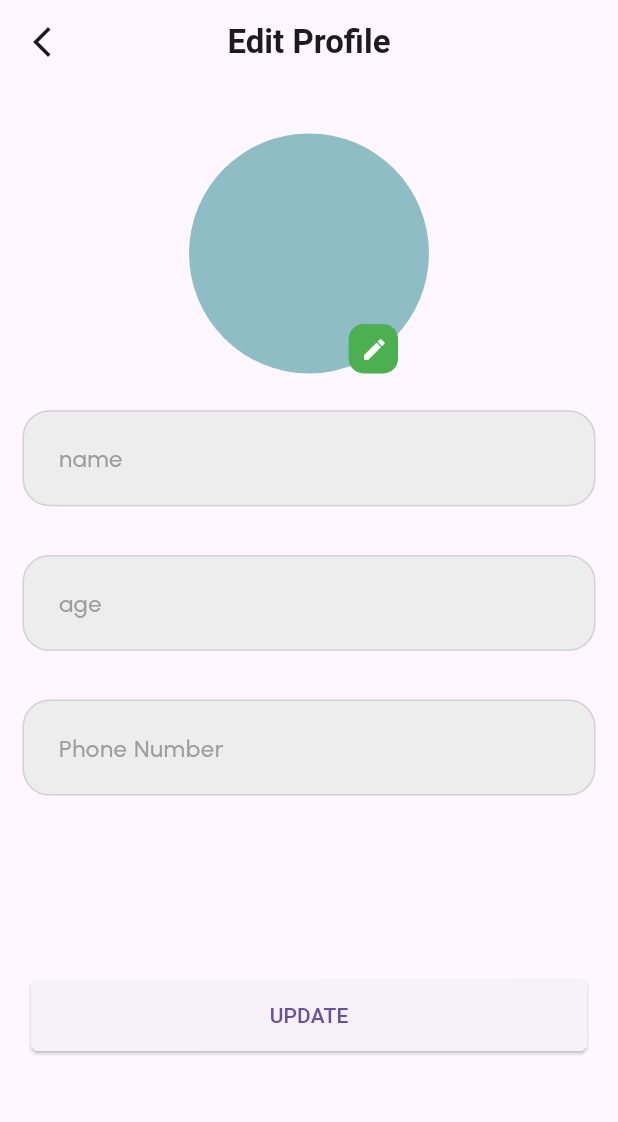
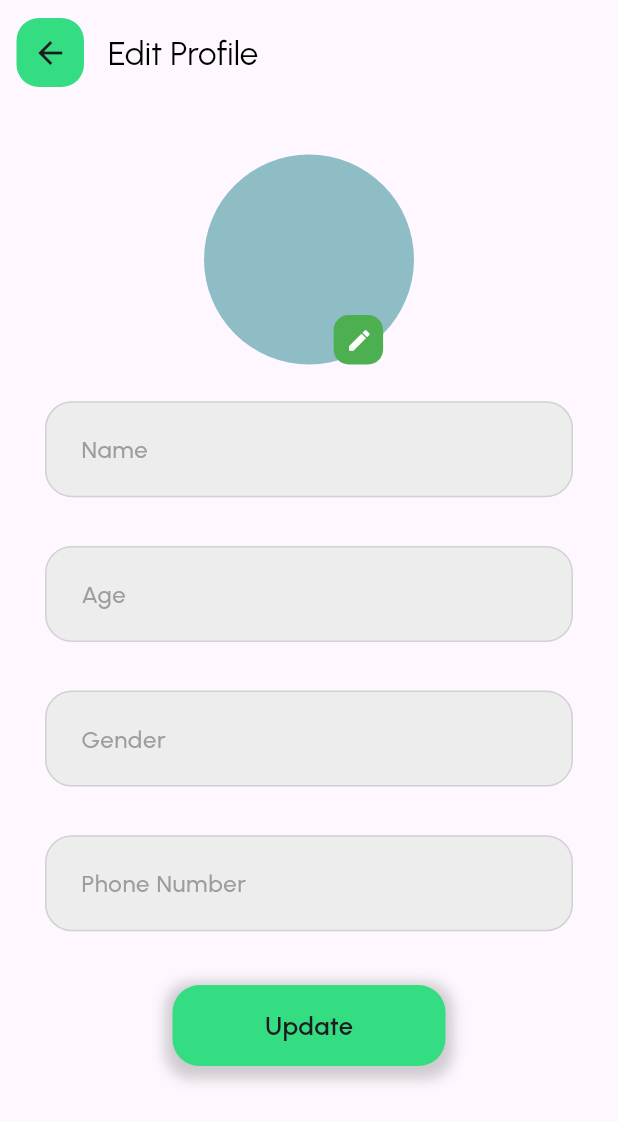
Before and after one commit to adnanpanakkad/Doc2heal_User_App, a Flutter app: the EditProfileScreen screen opened directly, on a phone screen of 412 x 824 dp. Shown: the top 1122 px of the screen. Run offline on Flutter 3.47's test engine with Material 3 defaults, Android fonts, the phone set to English and light mode, and no system bars; our stand-ins replace animated_text_kit, awesome_dialog, bloc, carousel_slider, cloud_firestore, connectivity and 9 more; missing offline and left inert: razorpay_flutter; accounts and stored records are empty.

Commit message:
(fix):imag url problem

```diff
--- a/lib/presentation/bloc/profile_bloc/profile_bloc.dart
+++ b/lib/presentation/bloc/profile_bloc/profile_bloc.dart
@@ -2,7 +2,7 @@ import 'dart:async';
 import 'dart:io';
 import 'package:bloc/bloc.dart';
 import 'package:cloud_firestore/cloud_firestore.dart';
-import 'package:doc2heal/services/firebase/firestore.dart';
+import 'package:doc2heal/services/firebase/firesbase_database.dart';
 import 'package:firebase_auth/firebase_auth.dart';
 
 part 'profile_event.dart';
--- a/lib/presentation/view/category_screen.dart
+++ b/lib/presentation/view/category_screen.dart
@@ -1,7 +1,7 @@
 import 'package:cloud_firestore/cloud_firestore.dart';
 import 'package:doc2heal/presentation/view/booking_screen.dart';
 import 'package:doc2heal/presentation/view/bottombar_screens.dart';
-import 'package:doc2heal/services/firebase/firestore.dart';
+import 'package:doc2heal/services/firebase/firesbase_database.dart';
 import 'package:doc2heal/widgets/common/appbar.dart';
 import 'package:flutter/material.dart';
 
--- a/lib/presentation/view/chat_screen.dart
+++ b/lib/presentation/view/chat_screen.dart
@@ -1,6 +1,6 @@
 import 'package:cloud_firestore/cloud_firestore.dart';
 import 'package:doc2heal/services/firebase/firebase_chat.dart';
-import 'package:doc2heal/services/firebase/firestore.dart';
+import 'package:doc2heal/services/firebase/firesbase_database.dart';
 import 'package:doc2heal/utils/app_colors.dart';
 import 'package:doc2heal/widgets/chat/chat_bubble.dart';
 import 'package:doc2heal/widgets/common/appbar.dart';
--- a/lib/presentation/view/doctorlist_screen.dart
+++ b/lib/presentation/view/doctorlist_screen.dart
@@ -1,6 +1,6 @@
 import 'package:cloud_firestore/cloud_firestore.dart';
 import 'package:doc2heal/presentation/view/booking_screen.dart';
-import 'package:doc2heal/services/firebase/firestore.dart';
+import 'package:doc2heal/services/firebase/firesbase_database.dart';
 import 'package:doc2heal/widgets/common/appbar.dart';
 import 'package:flutter/material.dart';
 
--- a/lib/presentation/view/editprofilr_screen.dart
+++ b/lib/presentation/view/editprofilr_screen.dart
@@ -1,3 +1,5 @@
+import 'package:doc2heal/widgets/common/appbar.dart';
+import 'package:doc2heal/widgets/common/button.dart';
 import 'package:doc2heal/widgets/common/textfield.dart';
 import 'package:flutter/material.dart';
 
@@ -6,31 +8,25 @@ class EditProfileScreen extends StatelessWidget {
 
   final TextEditingController userNameEditController = TextEditingController();
   final TextEditingController ageEditController = TextEditingController();
+  final TextEditingController genderEditController = TextEditingController();
   final TextEditingController phoneEditController = TextEditingController();
   ImageProvider? _imageProvider;
 
   @override
   Widget build(BuildContext context) {
     Size size = MediaQuery.of(context).size;
-    return Scaffold(
-      appBar: AppBar(
-        leading: IconButton(
-          onPressed: () {
+    return SafeArea(
+      child: Scaffold(
+        appBar: PreferredSize(
+            preferredSize: Size(double.maxFinite, 70),
+            child: DeatialAppbar(
+                text: 'Edit Profile',
+                onTap: () {
                   Navigator.pop(context);
-          },
-          icon: const Icon(Icons.arrow_back_ios_new),
-        ),
-        title: const Text(
-          'Edit Profile',
-          style: TextStyle(fontWeight: FontWeight.bold),
-        ),
-        centerTitle: true,
-        automaticallyImplyLeading: false,
-      ),
+                })),
         body: Padding(
-        padding: const EdgeInsets.symmetric(horizontal: 15),
+          padding: const EdgeInsets.symmetric(horizontal: 30),
           child: SingleChildScrollView(
-          scrollDirection: Axis.vertical,
             child: Column(
               crossAxisAlignment: CrossAxisAlignment.center,
               children: [
@@ -38,7 +34,7 @@ class EditProfileScreen extends StatelessWidget {
                 Stack(
                   children: [
                     CircleAvatar(
-                    radius: 80,
+                      radius: 70,
                       backgroundColor: const Color.fromARGB(255, 143, 189, 198),
                       backgroundImage: _imageProvider,
                     ),
@@ -73,13 +69,18 @@ class EditProfileScreen extends StatelessWidget {
                     child: Column(
                       children: [
                         CustomTextfield(
-                        controller: phoneEditController,
-                        hintText: 'name',
+                          controller: userNameEditController,
+                          hintText: 'Name',
                         ),
                         SizedBox(height: size.height * .02),
                         CustomTextfield(
-                        controller: phoneEditController,
-                        hintText: 'age',
+                          controller: ageEditController,
+                          hintText: 'Age',
+                        ),
+                        SizedBox(height: size.height * .02),
+                        CustomTextfield(
+                          controller: genderEditController,
+                          hintText: 'Gender',
                         ),
                         SizedBox(height: size.height * .02),
                         CustomTextfield(
@@ -91,23 +92,18 @@ class EditProfileScreen extends StatelessWidget {
                   ),
                 ),
                 SizedBox(height: size.height * .02),
-              ElevatedButton(
-                style: ButtonStyle(
-                  shape: MaterialStateProperty.all(
-                    BeveledRectangleBorder(
-                      borderRadius: BorderRadius.circular(3),
+                Padding(
+                  padding:
+                      const EdgeInsets.symmetric(horizontal: 80, vertical: 10),
+                  child: CustomButton(
+                    text: 'Update',
+                    onTap: () {
+                      // Handle update action
+                    },
                   ),
                 ),
-                  minimumSize: MaterialStateProperty.all(
-                    Size(size.width * .9, size.height * .058),
+              ],
             ),
-                ),
-                onPressed: () {
-                  // Action on button press
-                },
-                child: const Text('UPDATE'),
-              ),
-            ],
           ),
         ),
       ),
@@ -145,18 +141,4 @@ class EditProfileScreen extends StatelessWidget {
       },
     );
   }
-
-  // Custom text field widget
-  Widget CustomTextField({
-    required TextEditingController controller,
-    required String label,
-  }) {
-    return TextFormField(
-      controller: controller,
-      decoration: InputDecoration(
-        labelText: label,
-        border: OutlineInputBorder(),
-      ),
-    );
 }
-}
--- a/lib/presentation/view/messages.dart
+++ b/lib/presentation/view/messages.dart
@@ -2,7 +2,7 @@ import 'package:cloud_firestore/cloud_firestore.dart';
 import 'package:doc2heal/presentation/view/chat_screen.dart';
 import 'package:doc2heal/widgets/chat/appbar.dart';
 import 'package:flutter/material.dart';
-import 'package:doc2heal/services/firebase/firestore.dart';
+import 'package:doc2heal/services/firebase/firesbase_database.dart';
 
 class MessageScreen extends StatelessWidget {
   const MessageScreen({super.key});
--- a/lib/presentation/view/profile_screen.dart
+++ b/lib/presentation/view/profile_screen.dart
@@ -15,9 +15,9 @@ class ProfileScreen extends StatelessWidget {
 
   @override
   Widget build(BuildContext context) {
-    return Scaffold(
-      body: SafeArea(
-        child: Padding(
+    return SafeArea(
+      child: Scaffold(
+        body: Padding(
           padding: const EdgeInsets.only(top: 20, left: 15, right: 15),
           child: SingleChildScrollView(
             child: Column(
--- a/lib/services/firebase/firebase_authentication.dart
+++ b/lib/services/firebase/firebase_authentication.dart
@@ -1,7 +1,7 @@
 import 'dart:developer';
 import 'package:doc2heal/presentation/view/bottombar_screens.dart';
 import 'package:doc2heal/presentation/view/login_screen.dart';
-import 'package:doc2heal/services/firebase/firestore.dart';
+import 'package:doc2heal/services/firebase/firesbase_database.dart';
 import 'package:firebase_auth/firebase_auth.dart';
 import 'package:google_sign_in/google_sign_in.dart';
 
--- a/lib/services/firebase/firestore.dart
+++ b/lib/services/firebase/firesbase_database.dart
@@ -1,3 +1,4 @@
+import 'dart:developer';
 import 'dart:io';
 import 'package:cloud_firestore/cloud_firestore.dart';
 import 'package:doc2heal/model/user_model.dart';
@@ -55,6 +56,8 @@ class UserRepository {
     final UploadTask uploadTask = storageReference.putFile(imageFile);
     final TaskSnapshot snapshot = await uploadTask.whenComplete(() {});
     final String imageUrl = await snapshot.ref.getDownloadURL();
+    log(imageUrl);
+   // await _db.collection("user").doc(userId).update({'coverimag': imageUrl});
     return imageUrl;
   }
 }
--- a/lib/widgets/common/custom_popup.dart
+++ b/lib/widgets/common/custom_popup.dart
@@ -1,4 +1,5 @@
 import 'package:doc2heal/presentation/view/login_screen.dart';
+import 'package:doc2heal/utils/app_colors.dart';
 import 'package:firebase_auth/firebase_auth.dart';
 import 'package:flutter/material.dart';
 
@@ -20,11 +21,13 @@ class CustomPopup extends StatelessWidget {
           style: TextStyle(color: Colors.black)),
       actions: [
         ElevatedButton(
-          child: const Text('Cancel', style: TextStyle(color: Colors.blue)),
+          child: const Text('Cancel',
+              style: TextStyle(color: Appcolor.primaryColor)),
           onPressed: () {
             Navigator.of(context).pop(); // Dismiss the dialog
           },
         ),
+        SizedBox(width: 20),
         ElevatedButton(
           child: const Text('Logout', style: TextStyle(color: Colors.red)),
           onPressed: () {
--- a/lib/widgets/home/doctor_card.dart
+++ b/lib/widgets/home/doctor_card.dart
@@ -1,6 +1,6 @@
 import 'package:cloud_firestore/cloud_firestore.dart';
 import 'package:doc2heal/presentation/view/booking_screen.dart';
-import 'package:doc2heal/services/firebase/firestore.dart';
+import 'package:doc2heal/services/firebase/firesbase_database.dart';
 import 'package:flutter/material.dart';
 
 class DoctorGrid extends StatelessWidget {
--- a/pubspec.yaml
+++ b/pubspec.yaml
@@ -45,7 +45,7 @@ dependencies:
   cloud_firestore: ^4.16.0
   google_sign_in: ^6.2.1
   flutter_facebook_auth: ^6.2.0
-  flutter_bloc: ^8.1.5
+  flutter_bloc: ^8.1.6
   bloc: ^8.1.4
   awesome_dialog: ^3.1.0
   firebase_storage: ^11.7.5
```
Also changed, not shown: lib/presentation/view/privecy_policy_screen.dart (+10 -1 lines), lib/widgets/profile/detail-continer.dart (+6 -6 lines), pubspec.lock, 1 other file. Lines whose indentation alone changed are shown as unchanged.
